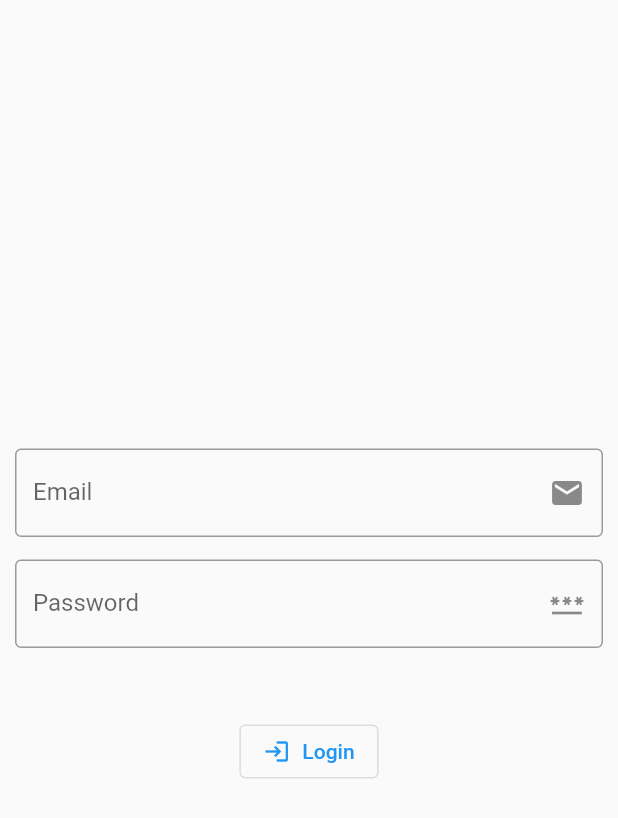
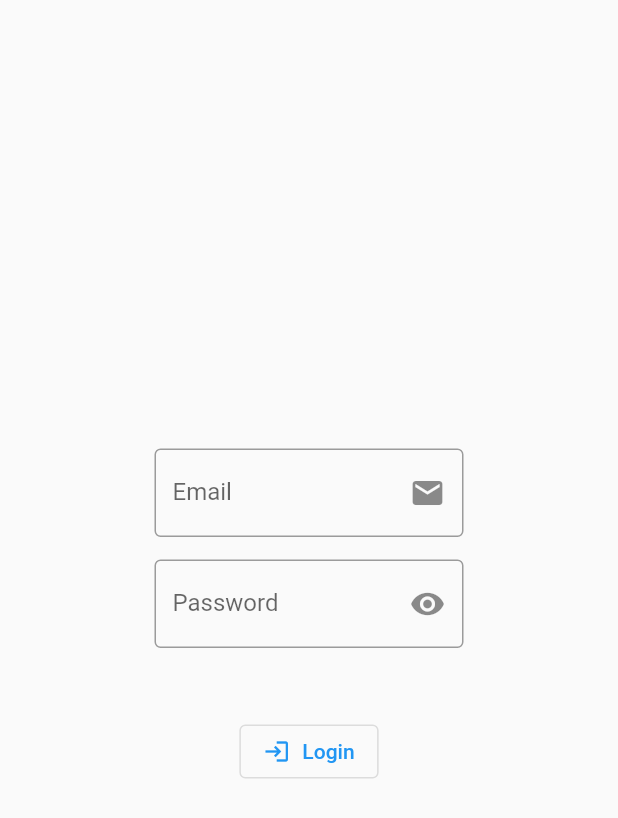
Before and after one commit to kiilly/Emarg-in, a Flutter app: the screen it shows after launch, on a phone screen of 412 x 824 dp. Shown: the top 818 px of the screen. Run offline on Flutter 3.47's test engine with Material 2 defaults, Android fonts, the phone set to English and light mode, and no system bars.

Commit message:
login layout changes

```diff
--- a/my_app/lib/main.dart
+++ b/my_app/lib/main.dart
@@ -1,7 +1,6 @@
 import 'package:flutter/material.dart';
 import 'package:http/http.dart' as http;
 import 'package:my_app/second.dart';
-
 
 void main() {
   runApp(const MyApp());
@@ -38,70 +37,93 @@ class MyHomePage extends StatefulWidget {
 }
 
 class _MyHomePageState extends State<MyHomePage> {
-
   var loginController = TextEditingController();
   var passController = TextEditingController();
-
+  bool isPasswordHidden = true;
 
   @override
   Widget build(BuildContext context) {
     return Scaffold(
         body: Padding(
       padding: const EdgeInsets.all(10.0),
-        child : SafeArea(
+      child: SafeArea(
           child: Center(
               child: Column(
         mainAxisAlignment: MainAxisAlignment.center,
         children: [
-                TextFormField(
+          SizedBox(
+            width: MediaQuery.of(context).size.width * 0.5,
+            child: TextFormField(
               controller: loginController,
               decoration: InputDecoration(
                   labelText: "Email",
                   border: OutlineInputBorder(),
                   suffixIcon: Icon(Icons.email)),
             ),
-                SizedBox(height: 15,),
-                TextFormField(
+          ),
+          SizedBox(
+            height: 15,
+          ),
+          SizedBox(
+            width: MediaQuery.of(context).size.width * 0.5,
+            child: TextFormField(
               controller: passController,
-                  obscureText: true,
+              obscureText: isPasswordHidden,
               decoration: InputDecoration(
                   labelText: "Password",
                   border: OutlineInputBorder(),
-                      suffixIcon: Icon(Icons.password)),
+                  suffixIcon: IconButton(
+                    icon: Icon(
+                      isPasswordHidden
+                          ? Icons.visibility
+                          : Icons.visibility_off,
                     ),
-                SizedBox(height: 45,
+                    onPressed: () {
+                      setState(() {
+                        isPasswordHidden = !isPasswordHidden;
+                      });
+                    },
+                  )),
+            ),
+          ),
+          SizedBox(
+            height: 45,
           ),
           OutlinedButton.icon(
               onPressed: () {
                 login();
               },
-                    icon: Icon(Icons.login,
+              icon: Icon(
+                Icons.login,
                 size: 18,
               ),
               label: Text("Login")),
         ],
       ))),
-              )
-    );
+    ));
   }
 
-  Future<void> login() async{
-    if(passController.text.isNotEmpty && loginController.text.isNotEmpty){
-      var response = await http.post(Uri.parse("https://auth.etna-alternance.net/identity"),
+  Future<void> login() async {
+    if (passController.text.isNotEmpty && loginController.text.isNotEmpty) {
+      var response = await http.post(
+          Uri.parse("https://auth.etna-alternance.net/identity"),
           body: ({
-            'login':loginController.text,
-            'password':passController.text
+            'login': loginController.text,
+            'password': passController.text
           }));
-      if(response.statusCode==200){
+      if (response.statusCode == 200) {
         Navigator.push(
-          context, MaterialPageRoute(builder: (context)=>Second()));
+            context, MaterialPageRoute(builder: (context) => Second()));
       } else {
         ScaffoldMessenger.of(context)
             .showSnackBar(SnackBar(content: Text("Invalid")));
       }
     } else {
-      ScaffoldMessenger.of(context)
-          .showSnackBar(SnackBar(content: Text("Retry")));
+      ScaffoldMessenger.of(context).showSnackBar(
+        SnackBar(
+          content: Text("Retry"),
+        ),
+      );
     }
   }
 }
```
Lines whose indentation alone changed are shown as unchanged.
